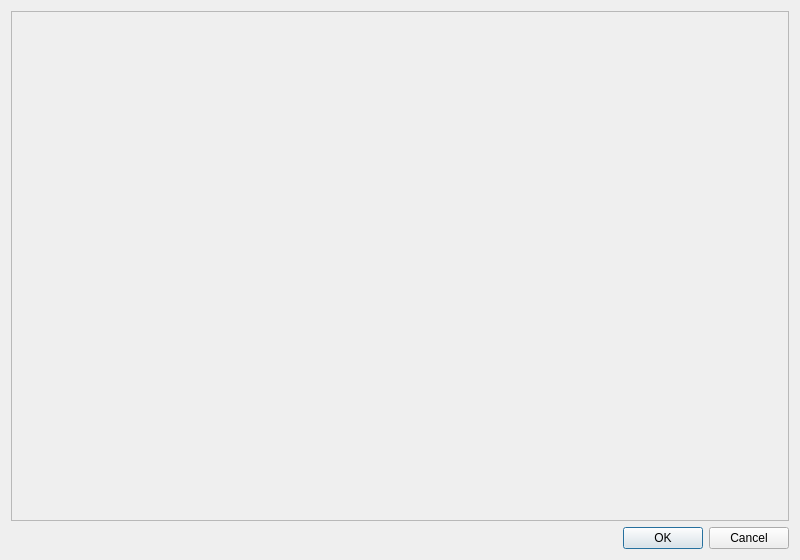
The window that XMLGenerator/AddFieldWindow.ui (praveen-14/XMLGenerator) describes before a commit, drawn with Qt 5.
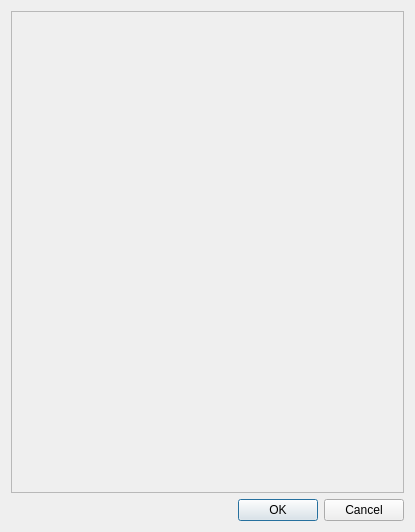
The same window after the commit.

```diff
--- a/XMLGenerator/AddFieldWindow.ui
+++ b/XMLGenerator/AddFieldWindow.ui
@@ -9,12 +9,12 @@
    <rect>
     <x>0</x>
     <y>0</y>
-    <width>800</width>
-    <height>560</height>
+    <width>415</width>
+    <height>532</height>
    </rect>
   </property>
   <property name="sizePolicy">
-   <sizepolicy hsizetype="Expanding" vsizetype="Expanding">
+   <sizepolicy hsizetype="Fixed" vsizetype="Fixed">
     <horstretch>0</horstretch>
     <verstretch>0</verstretch>
    </sizepolicy>
@@ -43,8 +43,8 @@
        <rect>
         <x>0</x>
         <y>0</y>
-        <width>780</width>
-        <height>513</height>
+        <width>395</width>
+        <height>485</height>
        </rect>
       </property>
       <layout class="QGridLayout" name="gridLayout_2">
```
